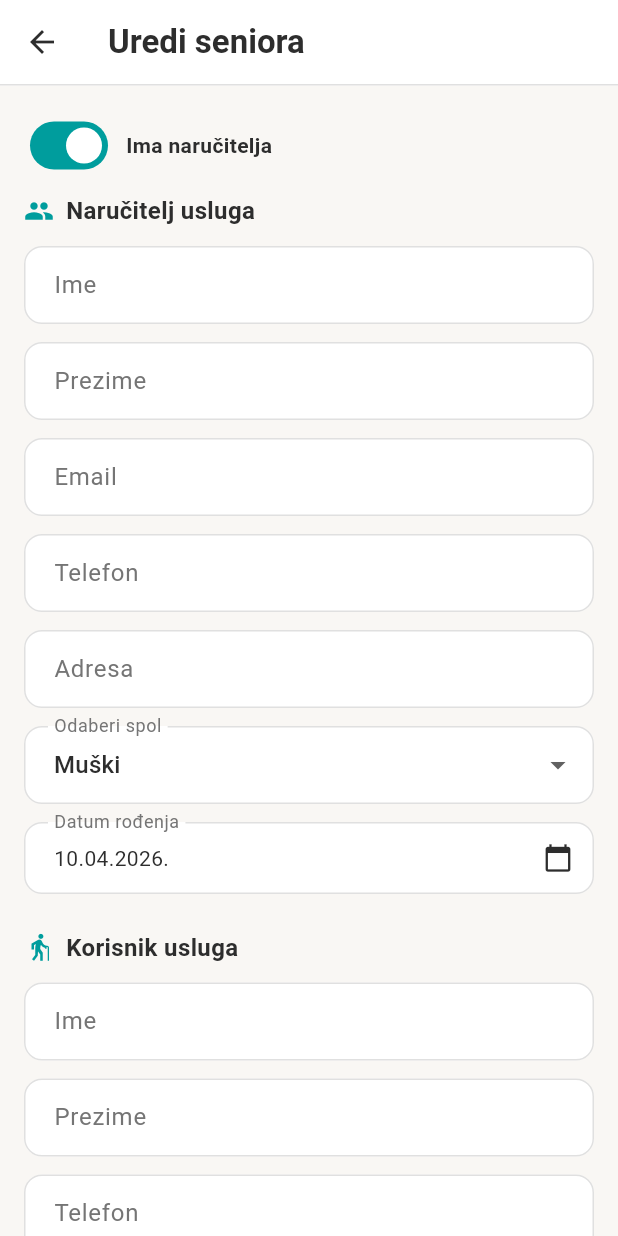
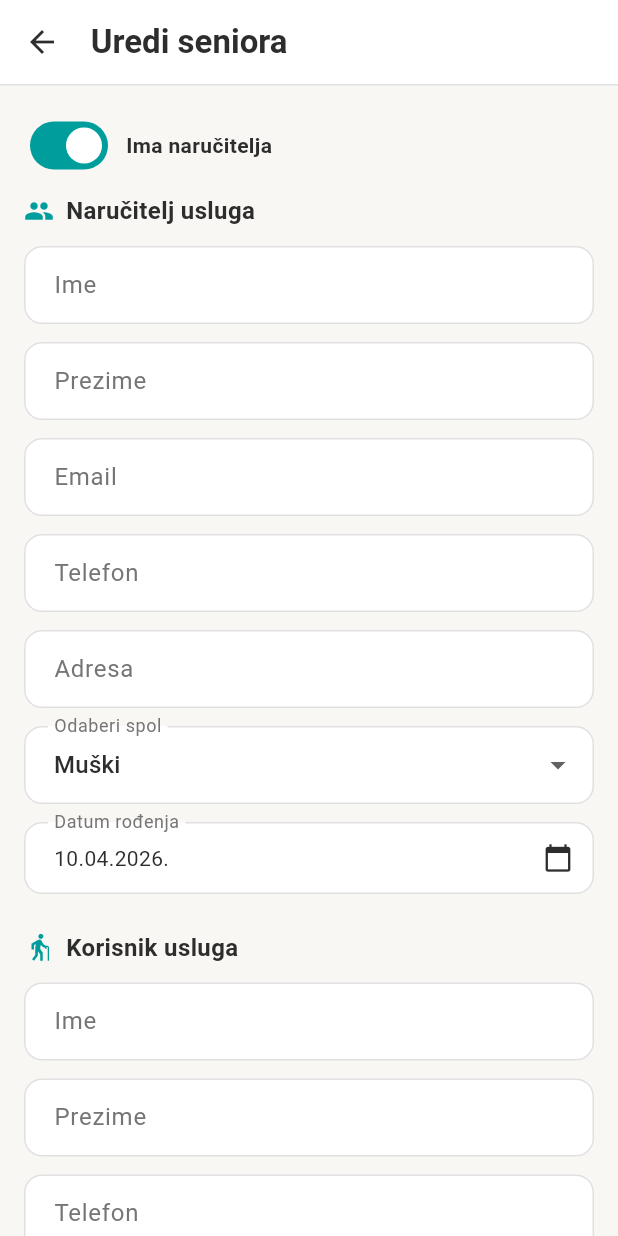
Before and after one commit to splivalo/helpi_administrator, a Flutter app: the EditSeniorScreen screen opened directly with empty values, on a phone screen of 412 x 824 dp. Run offline on Flutter 3.47's test engine with Material 3 defaults, Android fonts, the phone set to English and light mode, and no system bars; our stand-ins replace dio, fl_chart, flutter_riverpod, flutter_svg, shared_preferences; missing offline and left inert: dart:html, excel, signalr_netcore; accounts and stored records are empty.

Commit message:
fix: reduce back-arrow-to-title gap on inner screens via HelpiAppBar.innerTitleSpacing constant (0 errors maintained)

```diff
--- a/lib/core/widgets/helpi_app_bar.dart
+++ b/lib/core/widgets/helpi_app_bar.dart
@@ -8,11 +8,16 @@ import 'package:helpi_admin/app/theme.dart';
 /// - Bottom divider (1px, aligned with sidebar)
 /// - Right padding (8px) on the last action
 class HelpiAppBar extends AppBar {
+  /// Spacing between back arrow and title on inner (pushed) screens.
+  /// Change this single value to adjust all inner screens at once.
+  static const double innerTitleSpacing = 4.5;
+
   HelpiAppBar({
     super.key,
     super.title,
     super.leading,
     super.automaticallyImplyLeading,
+    super.titleSpacing,
     List<Widget>? actions,
   }) : super(
          actions: _padActions(actions),
--- a/lib/features/chat/presentation/chat_screen.dart
+++ b/lib/features/chat/presentation/chat_screen.dart
@@ -101,7 +101,10 @@ class _ChatDetailPage extends StatelessWidget {
   @override
   Widget build(BuildContext context) {
     return Scaffold(
-      appBar: HelpiAppBar(title: Text(room.participantName)),
+      appBar: HelpiAppBar(
+        title: Text(room.participantName),
+        titleSpacing: HelpiAppBar.innerTitleSpacing,
+      ),
       body: _ChatView(room: room),
     );
   }
--- a/lib/features/orders/presentation/create_order_screen.dart
+++ b/lib/features/orders/presentation/create_order_screen.dart
@@ -216,6 +216,7 @@ class _CreateOrderScreenState extends ConsumerState<CreateOrderScreen> {
 
     return Scaffold(
       appBar: HelpiAppBar(
+        titleSpacing: HelpiAppBar.innerTitleSpacing,
         title: Text(
           _isEditMode ? AppStrings.editOrderTitle : AppStrings.createOrder,
         ),
--- a/lib/features/orders/presentation/order_detail_screen.dart
+++ b/lib/features/orders/presentation/order_detail_screen.dart
@@ -100,6 +100,7 @@ class _OrderDetailScreenState extends ConsumerState<OrderDetailScreen> {
   Widget build(BuildContext context) {
     return Scaffold(
       appBar: HelpiAppBar(
+        titleSpacing: HelpiAppBar.innerTitleSpacing,
         title: Row(
           mainAxisSize: MainAxisSize.min,
           children: [
--- a/lib/features/seniors/presentation/add_senior_screen.dart
+++ b/lib/features/seniors/presentation/add_senior_screen.dart
@@ -69,7 +69,10 @@ class _AddSeniorScreenState extends ConsumerState<AddSeniorScreen>
     if (widget.isModal) return formBody;
 
     return Scaffold(
-      appBar: HelpiAppBar(title: Text(AppStrings.addSeniorTitle)),
+      appBar: HelpiAppBar(
+        title: Text(AppStrings.addSeniorTitle),
+        titleSpacing: HelpiAppBar.innerTitleSpacing,
+      ),
       body: formBody,
     );
   }
--- a/lib/features/seniors/presentation/edit_senior_screen.dart
+++ b/lib/features/seniors/presentation/edit_senior_screen.dart
@@ -248,7 +248,10 @@ class _EditSeniorScreenState extends ConsumerState<EditSeniorScreen>
 
     if (!widget.isModal) {
       return Scaffold(
-        appBar: HelpiAppBar(title: Text(AppStrings.editSeniorTitle)),
+        appBar: HelpiAppBar(
+          title: Text(AppStrings.editSeniorTitle),
+          titleSpacing: HelpiAppBar.innerTitleSpacing,
+        ),
         body: formBody,
       );
     }
--- a/lib/features/seniors/presentation/seniors_screen.dart
+++ b/lib/features/seniors/presentation/seniors_screen.dart
@@ -1095,6 +1095,7 @@ class SeniorDetailScreenState extends ConsumerState<SeniorDetailScreen> {
   Widget build(BuildContext context) {
     return Scaffold(
       appBar: HelpiAppBar(
+        titleSpacing: HelpiAppBar.innerTitleSpacing,
         title: Row(
           mainAxisSize: MainAxisSize.min,
           children: [
--- a/lib/features/settings/presentation/settings_screen.dart
+++ b/lib/features/settings/presentation/settings_screen.dart
@@ -247,11 +247,7 @@ class _SettingsScreenState extends ConsumerState<SettingsScreen> {
                       height: 20,
                       child: CircularProgressIndicator(strokeWidth: 2),
                     )
-                  : const Icon(
-                      Icons.save,
-                      size: 22,
-                      color: HelpiTheme.accent,
-                    ),
+                  : const Icon(Icons.save, size: 22, color: HelpiTheme.accent),
               tooltip: AppStrings.save,
               onPressed: _saving ? null : _saveSettings,
             ),
--- a/lib/features/students/presentation/edit_student_screen.dart
+++ b/lib/features/students/presentation/edit_student_screen.dart
@@ -272,7 +272,10 @@ class _EditStudentScreenState extends ConsumerState<EditStudentScreen>
 
     if (!widget.isModal) {
       return Scaffold(
-        appBar: HelpiAppBar(title: Text(AppStrings.editStudentTitle)),
+        appBar: HelpiAppBar(
+          title: Text(AppStrings.editStudentTitle),
+          titleSpacing: HelpiAppBar.innerTitleSpacing,
+        ),
         body: formBody,
       );
     }
--- a/lib/features/students/presentation/student_detail_screen.dart
+++ b/lib/features/students/presentation/student_detail_screen.dart
@@ -186,6 +186,7 @@ class _StudentDetailScreenState extends ConsumerState<StudentDetailScreen> {
 
     return Scaffold(
       appBar: HelpiAppBar(
+        titleSpacing: HelpiAppBar.innerTitleSpacing,
         title: Row(
           mainAxisSize: MainAxisSize.min,
           children: [
```
